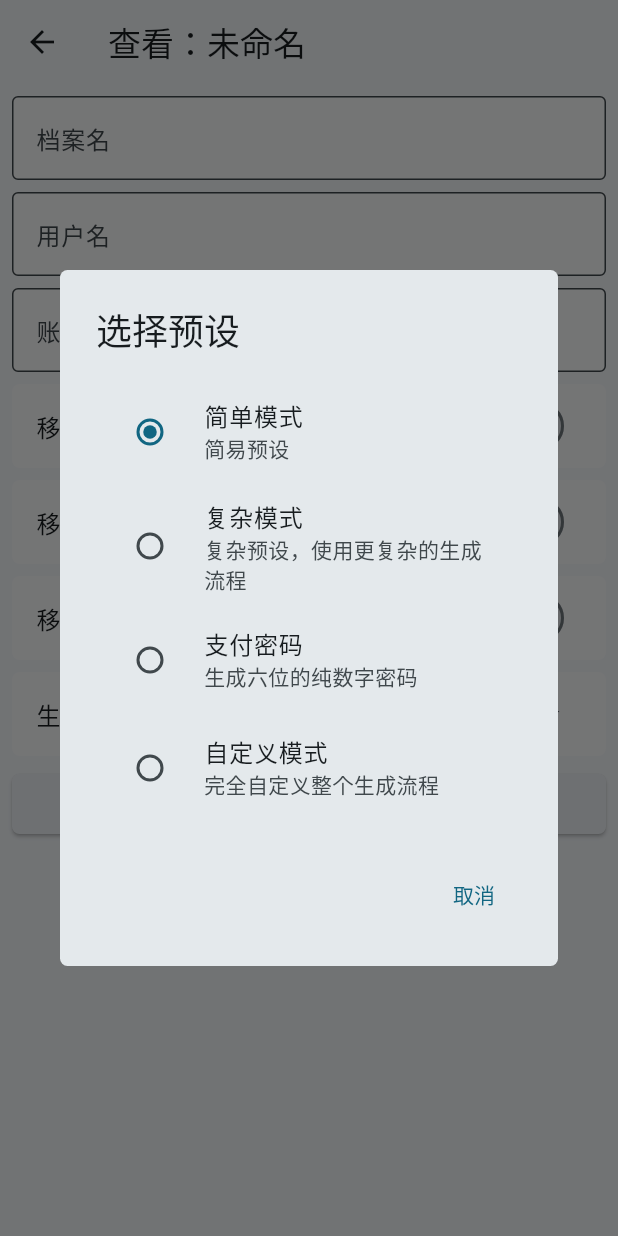
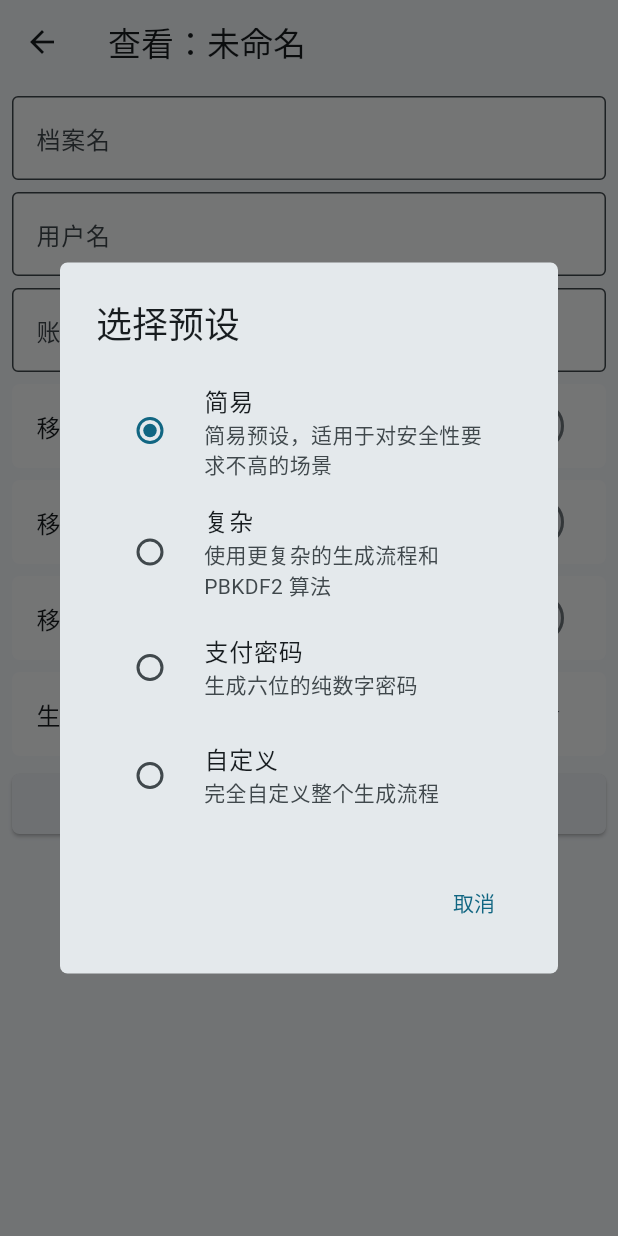
Before and after one commit to KirariSpark/Passtateless, a Flutter app: the PwdViewPage screen opened directly with empty values, after a tap on "生成预设", on a phone screen of 412 x 824 dp. Run offline on Flutter 3.47's test engine with Material 3 defaults, Android fonts, the light colour scheme and no system bars; our stand-ins replace flutter_markdown_plus; missing offline and left inert: encrypt, re_editor, re_highlight, zxcvbn; Roboto replaces fonts that are missing (SourceHans).

Commit message:
新增：实际的生成逻辑

```diff
--- /dev/null
+++ b/lib/modules/core/enums.dart
@@ -0,0 +1,23 @@
+enum Paths {
+  pwdRecord("saved_pwds.bin");
+
+  final String path;
+
+  const Paths(this.path);
+
+  @override
+  String toString() => path;
+}
+
+enum Presets {
+  simple("simple", "简易"),
+  complex("complex", "复杂"),
+  bank("bank", "支付密码"),
+  custom("custom", "自定义");
+
+
+  final String preset;
+  final String displayName;
+
+  const Presets(this.preset, this.displayName);
+}
--- a/lib/modules/core/paths.dart
+++ /dev/null
@@ -1,10 +0,0 @@
-enum Paths {
-  pwdRecord("saved_pwds.bin");
-
-  final String path;
-
-  const Paths(this.path);
-
-  @override
-  String toString() => path;
-}
--- /dev/null
+++ b/lib/modules/generator/builtin.dart
@@ -0,0 +1,29 @@
+List<Map<String, dynamic>> simple = [
+  {"name": "toBase64"},
+  {"name": "insertRandDigit", "args": [3]},
+  {"name": "insertRandSp", "args": [2]},
+  {"name": "insertRandAlpha", "args": [2]},
+  {"name": "crop", "args": [12]}
+];
+
+List<Map<String, dynamic>> complex = [
+  {"name": "toBase64"},
+  {"name": "toSHA256"},
+  {"name": "toPBKDF2", "args": ["#password", 100000]},
+  {"name": "reverse"},
+  {"name": "extract", "args": [2, 1]},
+  {"name": "insertRandDigit", "args": [3, 42]},
+  {"name": "insertRandSp", "args": [3, 42]},
+  {"name": "insertRandAlpha", "args": [3, 42]},
+  {"name": "setLength", "args": [16, "X", "end"]}
+];
+
+List<Map<String, dynamic>> bank = [
+  {"name": "toBase64"},
+  {"name": "toSHA256"},
+  {"name": "toPBKDF2", "args": ["#password", 500]},
+  {"name": "removeAlpha"},
+  {"name": "rotate", "args": [5, "right"]},
+  {"name": "extract", "args": [3, 0]},
+  {"name": "setLength", "args": [6, "0", "end"]}
+];
--- a/lib/modules/generator/core.dart
+++ b/lib/modules/generator/core.dart
@@ -42,19 +42,19 @@ class Generator {
   // ————————公共方法————————
   /// 将字符串转为base64字符串
   void toBase64() {
-    password = base64.encode(utf8.encode(password));
+    password = base64.encode(utf8.encode(original));
   }
 
   /// SHA256
   void toSHA256() {
-    var bytes = utf8.encode(password);
+    var bytes = utf8.encode(original);
     var digest = sha256.convert(bytes);
     password = digest.toString();
   }
 
   /// PBKDF2 (基于Hmac-SHA256)
   void toPBKDF2(String salt, [int iterations = 100]) {
-    var hmac = Hmac(sha256, utf8.encode(password));
+    var hmac = Hmac(sha256, utf8.encode(original));
     var saltBytes = utf8.encode(salt);
 
     // 补充4字节的块索引（大端序，这里取第1块，刚好满足SHA256的32字节输出）
--- a/lib/modules/providers/pwd_provider.dart
+++ b/lib/modules/providers/pwd_provider.dart
@@ -1,7 +1,7 @@
 import 'package:flutter/material.dart';
 import 'package:passtateless/modules/core/error_codes.dart';
 import 'package:passtateless/modules/file_mgr/json_mgr.dart';
-import 'package:passtateless/modules/core/paths.dart';
+import 'package:passtateless/modules/core/enums.dart' as enums;
 
 class PwdProvider extends ChangeNotifier {
   List<Map<String, dynamic>> _pwdList = [];
@@ -69,7 +69,7 @@ class PwdProvider extends ChangeNotifier {
   /// 返回错误码
   Future<ErrorCode> readArchive(String masterPwd) async {
     final (errorCode, res) = await readEncryptedJsonFile(
-      Paths.pwdRecord.path,
+      enums.Paths.pwdRecord.path,
       masterPwd,
     );
 
@@ -92,7 +92,7 @@ class PwdProvider extends ChangeNotifier {
   /// 返回错误码
   Future<ErrorCode> saveArchive(String masterPwd) async {
     final (errorCode, _) = await writeEncryptedJsonFile(
-      Paths.pwdRecord.path,
+      enums.Paths.pwdRecord.path,
       _pwdList,
       masterPwd,
     );
--- a/lib/ui/pages/pwd_view.dart
+++ b/lib/ui/pages/pwd_view.dart
@@ -1,9 +1,12 @@
 import 'package:flutter/material.dart';
+import 'package:passtateless/modules/core/error_codes.dart';
 import 'package:passtateless/modules/utils/ui.dart' as ui;
-import 'package:passtateless/modules/utils/utils.dart' as utils;
 import 'package:passtateless/ui/pages/cfg_edit.dart';
 import 'package:passtateless/ui/styles.dart' as styles;
+import 'package:passtateless/modules/core/enums.dart' as enums;
+import 'package:flutter/services.dart';
 import 'package:passtateless/ui/widgets/styled.dart' as styled;
+import 'package:passtateless/modules/generator/parser.dart' as parser;
 import 'package:re_editor/re_editor.dart';
 
 class PwdViewPage extends StatefulWidget {
@@ -24,13 +27,12 @@ class PwdViewPage extends StatefulWidget {
 }
 
 class _PwdViewPageState extends State<PwdViewPage> {
-  String _preset = "simple";
+  enums.Presets _preset = enums.Presets.simple;
   final CodeLineEditingController _configController = CodeLineEditingController.fromText("[{\"name\":\"toBase64\"}]");
-  final void Function() _onCopyClicked = (){};
 
   /// 根据当前预设决定是否显示自定义规则
   Widget? _showConfigEdit() {
-    if (_preset == "custom") {
+    if (_preset == enums.Presets.custom) {
       return styled.buildListTile(
         context: context,
         title: "配置生成规则",
@@ -181,7 +183,7 @@ class _PwdViewPageState extends State<PwdViewPage> {
                           mainAxisSize: MainAxisSize.min,
                           children: [
                             Text(
-                              utils.getPresetText(_preset),
+                              _preset.displayName,
                               style: Theme.of(context).textTheme.bodyLarge,
                             ),
                             Icon(Icons.arrow_drop_down)
@@ -194,34 +196,34 @@ class _PwdViewPageState extends State<PwdViewPage> {
                             RadioGroup(
                               groupValue: _preset,
                               onChanged: (value){
-                                setState(() {_preset = value ?? "simple";});
+                                setState(() {_preset = value ?? enums.Presets.simple;});
                                 Navigator.pop(context);
                               },
                               child: Column(
                                 children: [
                                   RadioListTile(
-                                    title: Text(utils.getPresetText("simple")),
-                                    subtitle: Text("简易预设"),
+                                    title: Text(enums.Presets.simple.displayName),
+                                    subtitle: Text("简易预设，适用于对安全性要求不高的场景"),
                                     shape: styles.roundedBorder,
-                                    value: "simple",
+                                    value: enums.Presets.simple,
                                   ),
                                   RadioListTile(
-                                    title: Text(utils.getPresetText("complex")),
-                                    subtitle: Text("复杂预设，使用更复杂的生成流程"),
+                                    title: Text(enums.Presets.complex.displayName),
+                                    subtitle: Text("使用更复杂的生成流程和 PBKDF2 算法"),
                                     shape: styles.roundedBorder,
-                                    value: "complex"
+                                    value: enums.Presets.complex
                                   ),
                                   RadioListTile(
-                                    title: Text(utils.getPresetText("bank")),
+                                    title: Text(enums.Presets.bank.displayName),
                                     subtitle: Text("生成六位的纯数字密码"),
                                     shape: styles.roundedBorder,
-                                    value: "bank"
+                                    value: enums.Presets.bank
                                   ),
                                   RadioListTile(
-                                    title: Text(utils.getPresetText("custom")),
+                                    title: Text(enums.Presets.custom.displayName),
                                     subtitle: Text("完全自定义整个生成流程"),
                                     shape: styles.roundedBorder,
-                                    value: "custom"
+                                    value: enums.Presets.custom
                                   )
                                 ],
                               )
@@ -237,7 +239,24 @@ class _PwdViewPageState extends State<PwdViewPage> {
                       SizedBox(
                         width: double.infinity,
                         child: ElevatedButton(
-                          onPressed: _onCopyClicked,
+                          onPressed: (){
+                            if (<enums.Presets>[
+                              enums.Presets.simple,
+                              enums.Presets.complex,
+                              enums.Presets.bank
+                            ].contains(_preset)) {
+                              var res = parser.parseBuiltins(
+                                _preset,
+                                "${widget.identifier}: ${widget.userName} @ ${widget.account}"
+                              );
+                              if (res.$1 == ErrorCode.success) {
+                                Clipboard.setData(ClipboardData(text: res.$2));
+                                ui.showSnackBarQuick("密码已复制", context);
+                              } else {
+                                ui.showSnackBarQuick(res.$1.generic, context);
+                              }
+                            }
+                          },
                           style: styles.buttonStyle,
                           child: const Text("复制密码"),
                         ),
--- a/pubspec.yaml
+++ b/pubspec.yaml
@@ -70,7 +70,6 @@ flutter:
    - assets/examples/
    - assets/docs/
    - assets/docs/imgs/formatting/
-   - assets/help.md
 
   # An image asset can refer to one or more resolution-specific "variants", see
   # https://flutter.dev/to/resolution-aware-images
```
Also changed, not shown: lib/modules/generator/parser.dart (+43 -2 lines).
